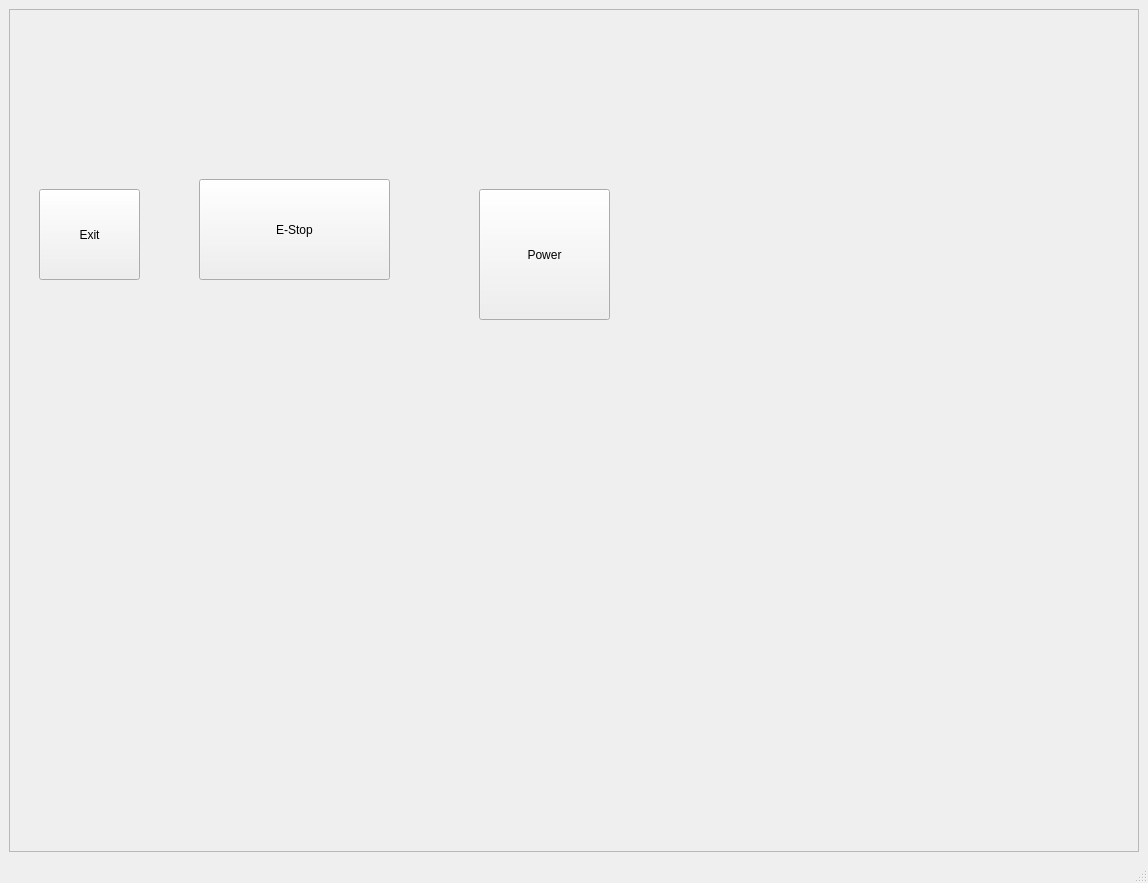
First picture: the form in cnm/ui/mainwindow.ui, repository controlnumerico/cnm, before the edit.
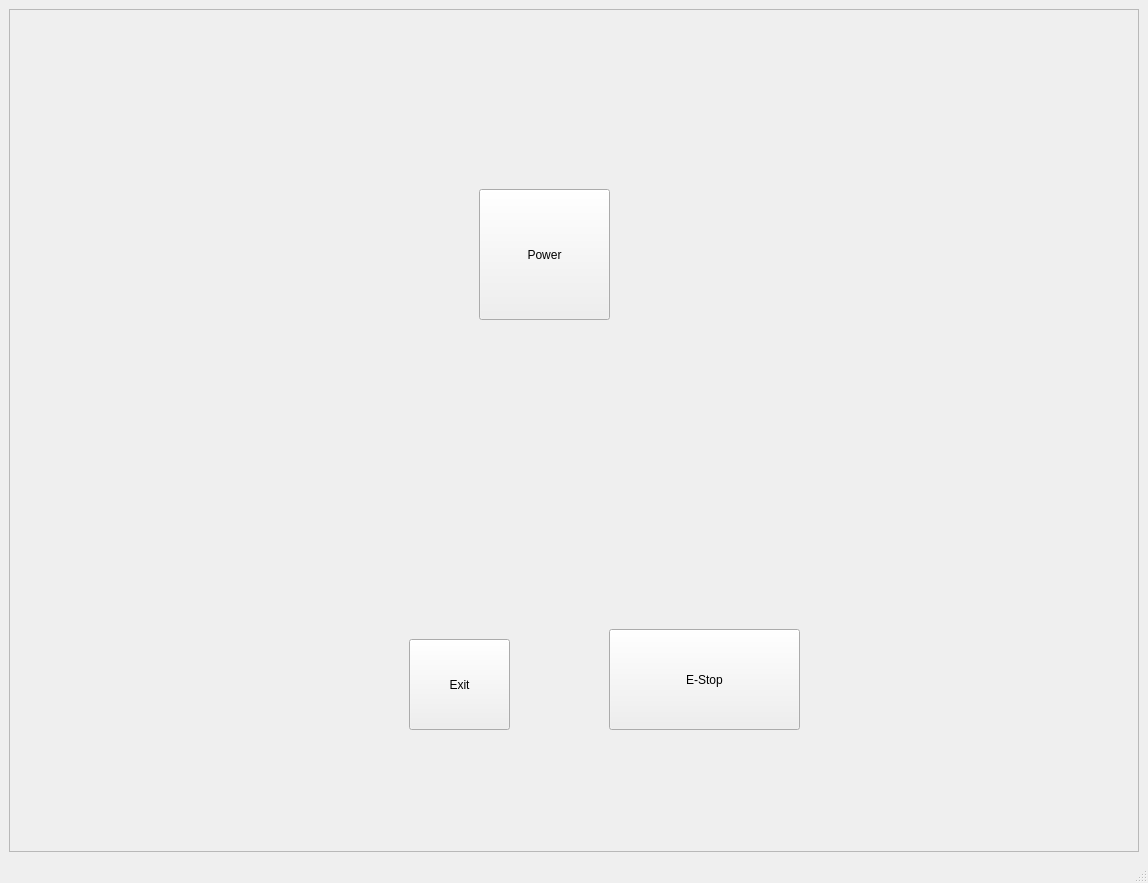
Second picture: the form after the edit. Icons and pictures are not drawn. Custom widgets are drawn as their Qt base class.

Patch:
```diff
--- a/cnm/ui/mainwindow.ui
+++ b/cnm/ui/mainwindow.ui
@@ -38,8 +38,8 @@
       <widget class="QPushButton" name="exitAppBtn">
        <property name="geometry">
         <rect>
-         <x>30</x>
-         <y>180</y>
+         <x>400</x>
+         <y>630</y>
          <width>101</width>
          <height>91</height>
         </rect>
@@ -51,8 +51,8 @@
       <widget class="ActionButton" name="actionbutton_2">
        <property name="geometry">
         <rect>
-         <x>190</x>
-         <y>170</y>
+         <x>600</x>
+         <y>620</y>
          <width>191</width>
          <height>101</height>
         </rect>
```
